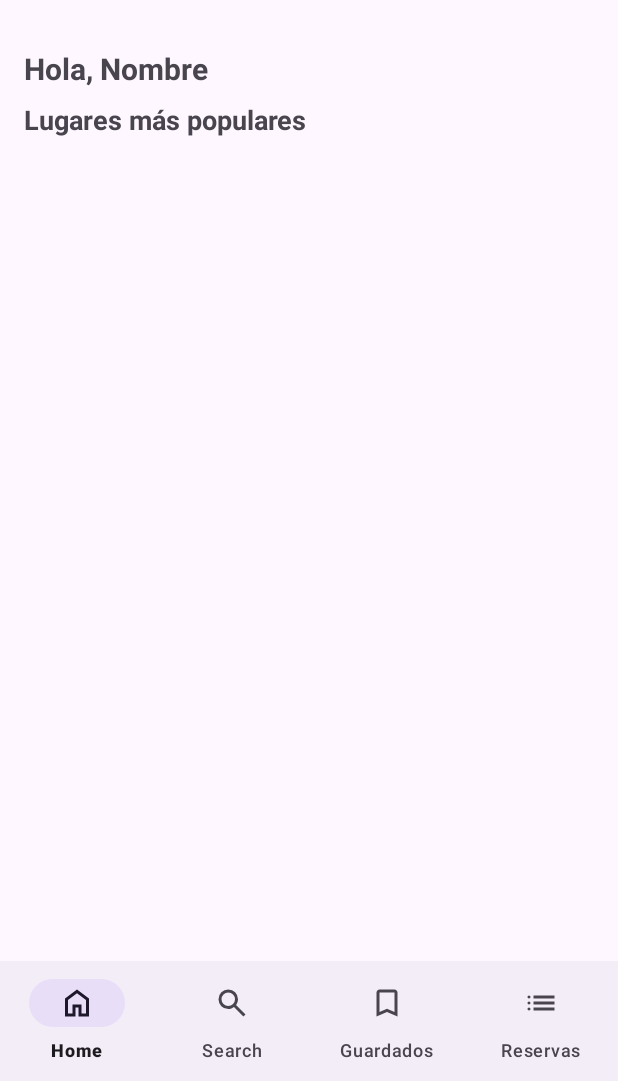
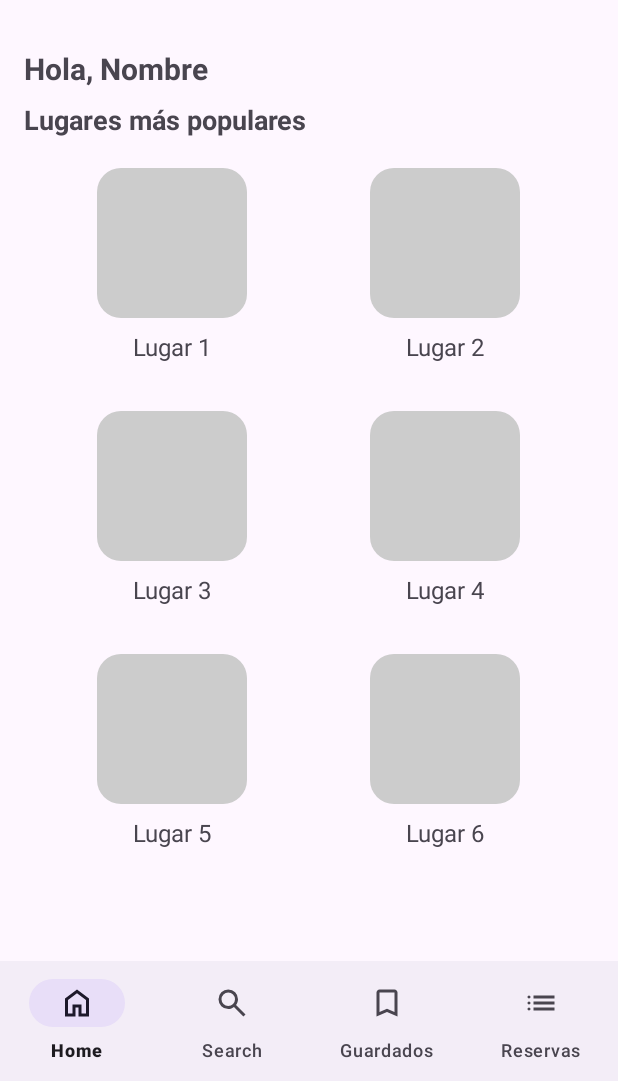
Before and after one commit to dmeridix/ODISEApp, an Android app: the screen it shows after launch (MainActivity), on a phone screen of 412 x 824 dp, the part 155-1236 px from its top. Run offline under Robolectric (Android 15) with nearby library versions, the phone set to English and light mode, and no system bars.

Commit message:
primer commit

```diff
--- a/app/build.gradle.kts
+++ b/app/build.gradle.kts
@@ -4,7 +4,7 @@ plugins {
 
 android {
     namespace = "com.example.odisea"
-    compileSdk = 34
+    compileSdk = 35
 
     defaultConfig {
         applicationId = "com.example.odisea"
--- a/app/src/main/AndroidManifest.xml
+++ b/app/src/main/AndroidManifest.xml
@@ -12,6 +12,12 @@
         android:supportsRtl="true"
         android:theme="@style/Theme.ODISEA"
         tools:targetApi="31">
+        <activity
+            android:name=".RestaurantDetailFragment"
+            android:exported="false" />
+        <activity
+            android:name=".detailHotel"
+            android:exported="false" />
         <activity
             android:name=".HomeFragment"
             android:exported="false"
--- a/app/src/main/java/com/example/odisea/HomeFragment.java
+++ b/app/src/main/java/com/example/odisea/HomeFragment.java
@@ -10,6 +10,8 @@ import androidx.annotation.Nullable;
 import androidx.fragment.app.Fragment;
 import androidx.recyclerview.widget.LinearLayoutManager;
 import androidx.recyclerview.widget.RecyclerView;
+import java.util.Arrays;
+import java.util.List;
 
 public class HomeFragment extends Fragment {
 
@@ -29,6 +31,13 @@ public class HomeFragment extends Fragment {
         recyclerView = view.findViewById(R.id.recycler_view_places);
         recyclerView.setLayoutManager(new LinearLayoutManager(getContext()));
 
+        // Crear una lista de nombres de lugares populares
+        List<String> placeNames = Arrays.asList("Lugar 1", "Lugar 2", "Lugar 3", "Lugar 4", "Lugar 5", "Lugar 6");
+
+        // Configurar el adaptador y asignarlo al RecyclerView
+        PopularPlacesAdapter adapter = new PopularPlacesAdapter(placeNames);
+        recyclerView.setAdapter(adapter);
+
         return view;
     }
 }
--- /dev/null
+++ b/app/src/main/java/com/example/odisea/PopularPlacesAdapter.java
@@ -0,0 +1,55 @@
+package com.example.odisea;
+
+import android.view.LayoutInflater;
+import android.view.View;
+import android.view.ViewGroup;
+import android.widget.TextView;
+import androidx.annotation.NonNull;
+import androidx.recyclerview.widget.RecyclerView;
+import java.util.List;
+
+public class PopularPlacesAdapter extends RecyclerView.Adapter<PopularPlacesAdapter.PopularPlacesViewHolder> {
+
+    private List<String> placeNames;
+
+    public PopularPlacesAdapter(List<String> placeNames) {
+        this.placeNames = placeNames;
+    }
+
+    @NonNull
+    @Override
+    public PopularPlacesViewHolder onCreateViewHolder(@NonNull ViewGroup parent, int viewType) {
+        View view = LayoutInflater.from(parent.getContext()).inflate(R.layout.item_popular_place, parent, false);
+        return new PopularPlacesViewHolder(view);
+    }
+
+    @Override
+    public void onBindViewHolder(@NonNull PopularPlacesViewHolder holder, int position) {
+        int index = position * 2;
+        if (index < placeNames.size()) {
+            holder.placeName.setText(placeNames.get(index));
+        } else {
+            holder.placeName.setVisibility(View.GONE);
+        }
+        if (index + 1 < placeNames.size()) {
+            holder.placeName2.setText(placeNames.get(index + 1));
+        } else {
+            holder.placeName2.setVisibility(View.GONE);
+        }
+    }
+
+    @Override
+    public int getItemCount() {
+        return (int) Math.ceil(placeNames.size() / 2.0);
+    }
+
+    static class PopularPlacesViewHolder extends RecyclerView.ViewHolder {
+        TextView placeName, placeName2;
+
+        PopularPlacesViewHolder(View itemView) {
+            super(itemView);
+            placeName = itemView.findViewById(R.id.place_name);
+            placeName2 = itemView.findViewById(R.id.place_name2);
+        }
+    }
+}
--- /dev/null
+++ b/app/src/main/res/drawable/rounded_shape.xml
@@ -0,0 +1,5 @@
+<?xml version="1.0" encoding="utf-8"?>
+<shape xmlns:android="http://schemas.android.com/apk/res/android">
+    <solid android:color="#CCCCCC"/>
+    <corners android:radius="16dp"/>
+</shape>
--- /dev/null
+++ b/app/src/main/res/layout/item_popular_place.xml
@@ -0,0 +1,58 @@
+<?xml version="1.0" encoding="utf-8"?>
+<LinearLayout xmlns:android="http://schemas.android.com/apk/res/android"
+    android:layout_width="match_parent"
+    android:layout_height="wrap_content"
+    android:orientation="horizontal"
+    android:padding="8dp">
+
+    <LinearLayout
+        android:layout_width="0dp"
+        android:layout_height="wrap_content"
+        android:layout_weight="1"
+        android:orientation="vertical"
+        android:gravity="center"
+        android:padding="4dp">
+
+        <ImageView
+            android:id="@+id/place_image"
+            android:layout_width="100dp"
+            android:layout_height="100dp"
+            android:background="@drawable/rounded_shape"
+            android:contentDescription="Place Image" />
+
+        <TextView
+            android:id="@+id/place_name"
+            android:layout_width="wrap_content"
+            android:layout_height="wrap_content"
+            android:text="Nombre"
+            android:textSize="16sp"
+            android:paddingTop="8dp"
+            android:gravity="center" />
+    </LinearLayout>
+
+    <LinearLayout
+        android:layout_width="0dp"
+        android:layout_height="wrap_content"
+        android:layout_weight="1"
+        android:orientation="vertical"
+        android:gravity="center"
+        android:padding="4dp"
+        android:layout_marginBottom="8dp"> <!-- Añadir margen inferior -->
+
+        <ImageView
+            android:id="@+id/place_image2"
+            android:layout_width="100dp"
+            android:layout_height="100dp"
+            android:background="@drawable/rounded_shape"
+            android:contentDescription="Place Image" />
+
+        <TextView
+            android:id="@+id/place_name2"
+            android:layout_width="wrap_content"
+            android:layout_height="wrap_content"
+            android:text="Nombre"
+            android:textSize="16sp"
+            android:paddingTop="8dp"
+            android:gravity="center" />
+    </LinearLayout>
+</LinearLayout>
--- a/app/src/main/res/values/strings.xml
+++ b/app/src/main/res/values/strings.xml
@@ -7,6 +7,9 @@
     <string name="second_fragment_label">Second Fragment</string>
     <string name="next">Next</string>
     <string name="previous">Previous</string>
+    <string name="seleccionar_fecha_inicial">Seleccionar fecha inicial</string>
+    <string name="seleccionar_fecha_final">Seleccionar fecha final</string>
+    <string name="numero_personas">Número de personas</string>
 
     <string name="lorem_ipsum">
         Lorem ipsum dolor sit amet, consectetur adipiscing elit. Nam in scelerisque sem. Mauris
```
Also changed, not shown: app/src/main/java/com/example/odisea/DetailHotelFragment.java (added, +89 -0 lines), app/src/main/java/com/example/odisea/ReservesHotel.java (+5 -5 lines), app/src/main/java/com/example/odisea/RestaurantDetailFragment.java (added, +98 -0 lines), app/src/main/res/layout/activity_detail_hotel.xml (added, +141 -0 lines), app/src/main/res/layout/fragment_restaurant_detail.xml (added, +212 -0 lines), app/src/main/res/layout/fragment_home.xml (line endings or trailing spaces).
